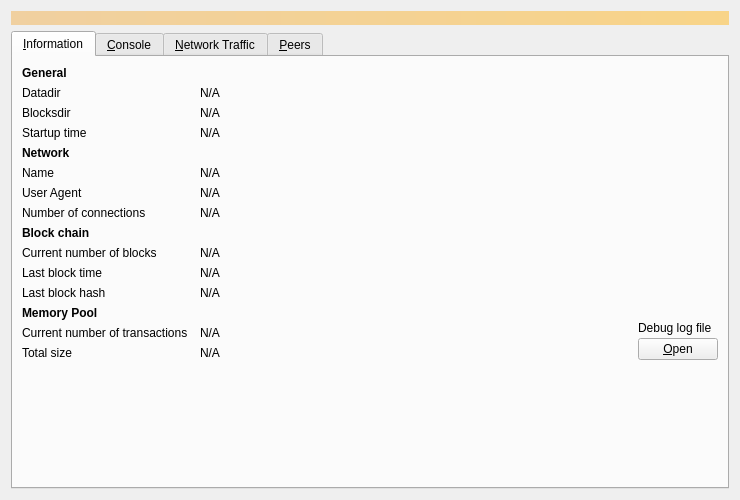
Above: src/qt/forms/debugwindow.ui from bitfinitechain/bitfinite-core before the change. Below: the same form after it.
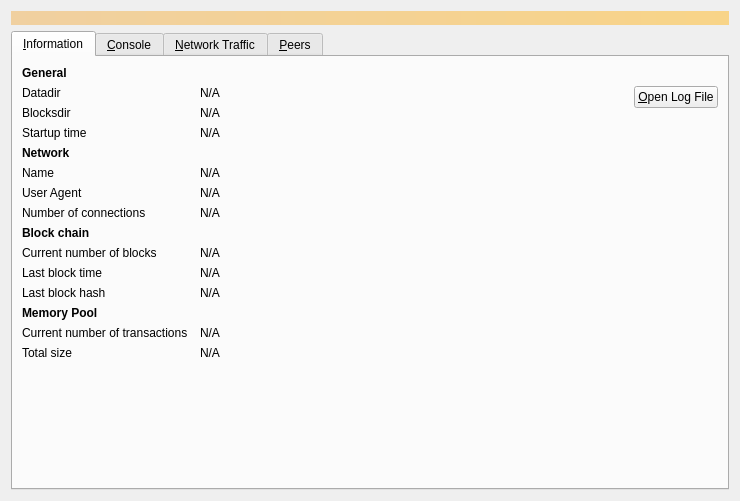
That is the form after the change. Icons and pictures are not drawn. Custom widgets are drawn as their Qt base class.

Commit message:
GUI: Move debug log file button to General
It is logically related to the data directory, not to the memory pool.

Also this MR allows the entire window to be downsized in a more compact
way.

Test plan: try Node Window

What changed in the file:
```diff
--- a/src/qt/forms/debugwindow.ui
+++ b/src/qt/forms/debugwindow.ui
@@ -7,7 +7,7 @@
     <x>0</x>
     <y>0</y>
     <width>740</width>
-    <height>430</height>
+    <height>501</height>
    </rect>
   </property>
   <property name="windowTitle">
@@ -66,7 +66,7 @@
          </property>
         </widget>
        </item>
-       <item row="1" column="1" colspan="2">
+       <item row="1" column="1">
         <widget class="QLabel" name="dataDir">
          <property name="cursor">
           <cursorShape>IBeamCursor</cursorShape>
@@ -88,6 +88,19 @@
          </property>
         </widget>
        </item>
+       <item row="1" column="2" rowspan="3" alignment="Qt::AlignTop">
+        <widget class="QPushButton" name="openDebugLogfileButton">
+         <property name="toolTip">
+          <string>Open the %1 debug log file from the current data directory. This can take a few seconds for large log files.</string>
+         </property>
+         <property name="text">
+          <string>&amp;Open Log File</string>
+         </property>
+         <property name="autoDefault">
+          <bool>false</bool>
+         </property>
+        </widget>
+       </item>
        <item row="2" column="0">
         <widget class="QLabel" name="label_11">
          <property name="text">
@@ -95,7 +108,7 @@
          </property>
         </widget>
        </item>
-       <item row="2" column="1" colspan="2">
+       <item row="2" column="1">
         <widget class="QLabel" name="blocksDir">
          <property name="cursor">
           <cursorShape>IBeamCursor</cursorShape>
@@ -124,7 +137,7 @@
          </property>
         </widget>
        </item>
-       <item row="3" column="1" colspan="2">
+       <item row="3" column="1">
         <widget class="QLabel" name="startupTime">
          <property name="cursor">
           <cursorShape>IBeamCursor</cursorShape>
@@ -288,7 +301,7 @@
          </property>
         </widget>
        </item>
-       <item row="11" column="1">
+       <item row="11" column="1" colspan="2">
         <widget class="QLabel" name="lastBlockHash">
          <property name="cursor">
           <cursorShape>IBeamCursor</cursorShape>
@@ -324,7 +337,7 @@
          </property>
         </widget>
        </item>
-       <item row="13" column="1">
+       <item row="13" column="1" colspan="2">
         <widget class="QLabel" name="mempoolNumberTxs">
          <property name="cursor">
           <cursorShape>IBeamCursor</cursorShape>
@@ -347,7 +360,7 @@
          </property>
         </widget>
        </item>
-       <item row="14" column="1">
+       <item row="14" column="1" colspan="2">
         <widget class="QLabel" name="mempoolSize">
          <property name="cursor">
           <cursorShape>IBeamCursor</cursorShape>
@@ -363,46 +376,6 @@
          </property>
         </widget>
        </item>
-       <item row="12" column="2" rowspan="3">
-        <layout class="QVBoxLayout" name="verticalLayoutDebugButton">
-         <property name="spacing">
-          <number>3</number>
-         </property>
-         <item>
-          <spacer name="verticalSpacer_2">
-           <property name="orientation">
-            <enum>Qt::Vertical</enum>
-           </property>
-           <property name="sizeHint" stdset="0">
-            <size>
-             <width>10</width>
-             <height>5</height>
-            </size>
-           </property>
-          </spacer>
-         </item>
-         <item>
-          <widget class="QLabel" name="labelDebugLogfile">
-           <property name="text">
-            <string>Debug log file</string>
-           </property>
-          </widget>
-         </item>
-         <item>
-          <widget class="QPushButton" name="openDebugLogfileButton">
-           <property name="toolTip">
-            <string>Open the %1 debug log file from the current data directory. This can take a few seconds for large log files.</string>
-           </property>
-           <property name="text">
-            <string>&amp;Open</string>
-           </property>
-           <property name="autoDefault">
-            <bool>false</bool>
-           </property>
-          </widget>
-         </item>
-        </layout>
-       </item>
        <item row="15" column="0">
         <spacer name="verticalSpacer">
          <property name="orientation">
```
Left out of the diff: 6 changed lines with no effect on the pictures. Lines whose indentation alone changed are shown as unchanged. The commit also changes 1 other file.
